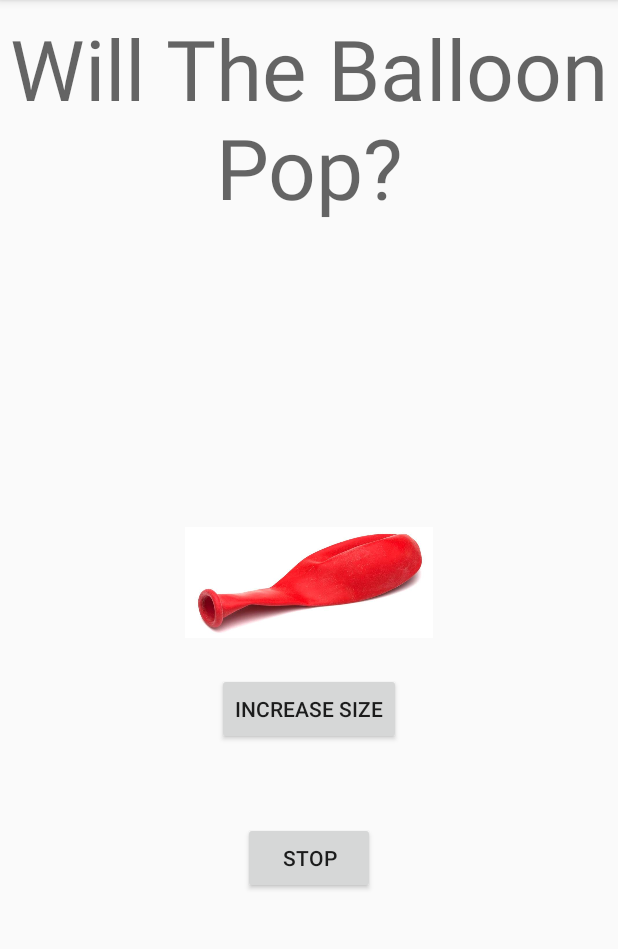
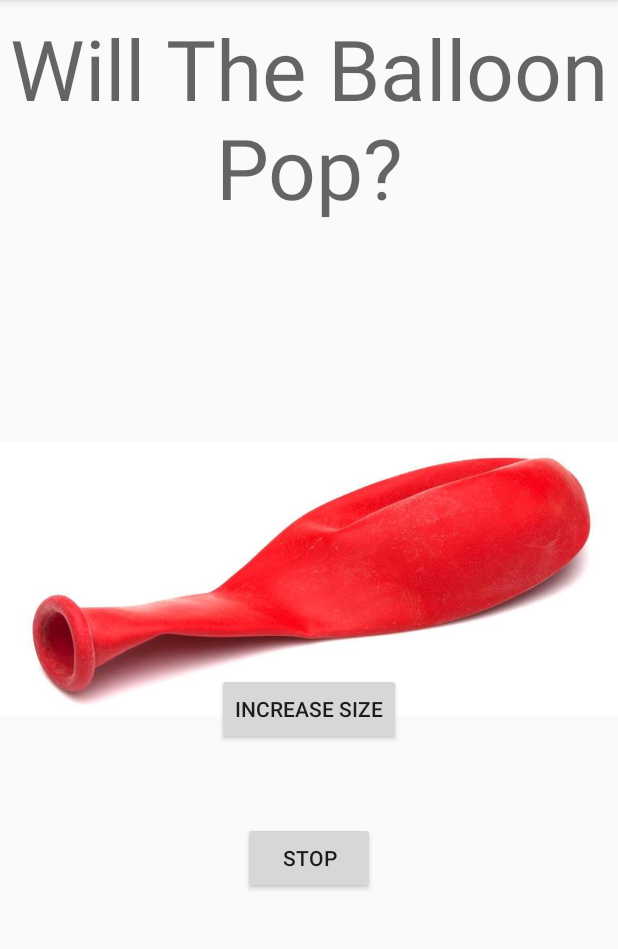
Before and after one commit to brengar123/JigJag2.0, an Android app: the GameThreeFragment screen opened directly, with no data from a screen before it, on a phone screen of 412 x 824 dp, the part 84-1033 px from its top. Run offline under Robolectric (Android 15) with nearby library versions, the light colour scheme and no system bars.

Commit message:
fixed constraints of games

```diff
--- a/app/src/main/java/com/example/jigjag20/GameOneFragment.java
+++ b/app/src/main/java/com/example/jigjag20/GameOneFragment.java
@@ -43,7 +43,7 @@ public class GameOneFragment extends AppCompatActivity {
     int answerone = numberone * numbertwo - numberthree;
     int answertwo = numberthree + numbertwo;
 
-    //equations that are used, number one represents the coefficient, number two represents the orange and numberthree represents apple
+    //equations that are used, number one represents the coefficient, number two represents the orange and number three represents apple
 
 
     @Override
@@ -81,7 +81,7 @@ public class GameOneFragment extends AppCompatActivity {
         TextView message = findViewById(R.id.G1tv_Message);
         //sets all elements based on random numbers above and places pictures of fruit as the imageviews
         Button enter = findViewById(R.id.G1bt_Enter);
-        //button is used to check if userinputs are the same as answer
+        //button is used to check if user inputs are the same as answer
 
         enter.setOnClickListener(new View.OnClickListener() {
             @Override
--- a/app/src/main/java/com/example/jigjag20/GameThreeFragment.java
+++ b/app/src/main/java/com/example/jigjag20/GameThreeFragment.java
@@ -66,7 +66,7 @@ public class GameThreeFragment extends AppCompatActivity {
                 mMessage.setText("You stopped blowing the balloon");
             }
             //lets the user stop blowing the balloon
-            //ideal future implementation: this result is stored in database and comparison with other players is displayed to user to guage level of risk
+            //ideal future implementation: this result is stored in database and comparison with other players is displayed to user to gauge level of risk
         });
 
 
--- a/app/src/main/java/com/example/jigjag20/TWO/Anagram.java
+++ b/app/src/main/java/com/example/jigjag20/TWO/Anagram.java
@@ -36,7 +36,6 @@ public class Anagram {
             "edge",
             "staircase",
             "cutting",
-            "rugby",
             "imagine",
             "share",
             "literacy",
--- a/app/src/main/res/layout/gamefive.xml
+++ b/app/src/main/res/layout/gamefive.xml
@@ -46,6 +46,7 @@
         android:layout_height="wrap_content"
         android:layout_marginTop="16dp"
         android:ems="10"
+        android:gravity="center"
         android:inputType="number"
         app:layout_constraintEnd_toEndOf="parent"
         app:layout_constraintStart_toStartOf="parent"
--- a/app/src/main/res/layout/gameone.xml
+++ b/app/src/main/res/layout/gameone.xml
@@ -215,6 +215,7 @@
         android:layout_marginStart="8dp"
         android:layout_marginLeft="8dp"
         android:ems="10"
+        android:gravity="center"
         android:inputType="number"
         android:textAppearance="@style/TextAppearance.AppCompat.Display2"
         app:layout_constraintBottom_toBottomOf="@+id/textView2"
@@ -228,6 +229,7 @@
         android:layout_marginStart="8dp"
         android:layout_marginLeft="8dp"
         android:ems="10"
+        android:gravity="center"
         android:inputType="number"
         android:textAppearance="@style/TextAppearance.AppCompat.Display2"
         app:layout_constraintBottom_toBottomOf="@+id/G1iv_FinalOrange"
--- a/app/src/main/res/layout/gamethree.xml
+++ b/app/src/main/res/layout/gamethree.xml
@@ -50,12 +50,13 @@
 
     <ImageView
         android:id="@+id/G3iv_Balloon"
-        android:layout_width="165dp"
-        android:layout_height="166dp"
+        android:layout_width="wrap_content"
+        android:layout_height="wrap_content"
         app:layout_constraintBottom_toBottomOf="parent"
         app:layout_constraintEnd_toEndOf="parent"
         app:layout_constraintStart_toStartOf="parent"
         app:layout_constraintTop_toTopOf="@+id/G3tv_Title"
+        app:layout_constraintVertical_bias="0.495"
         tools:srcCompat="@tools:sample/avatars" />
 
 </androidx.constraintlayout.widget.ConstraintLayout>
```
Also changed, not shown: app/src/main/res/layout/gametwo.xml (+9 -8 lines).
